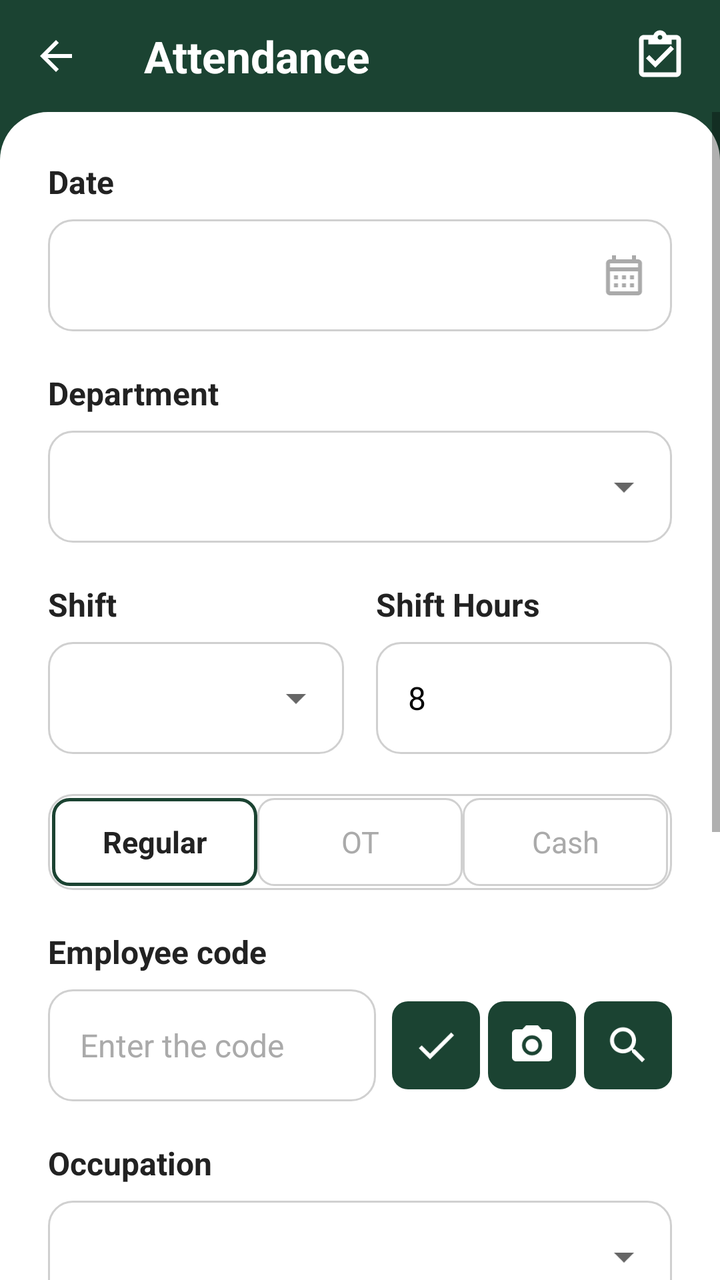
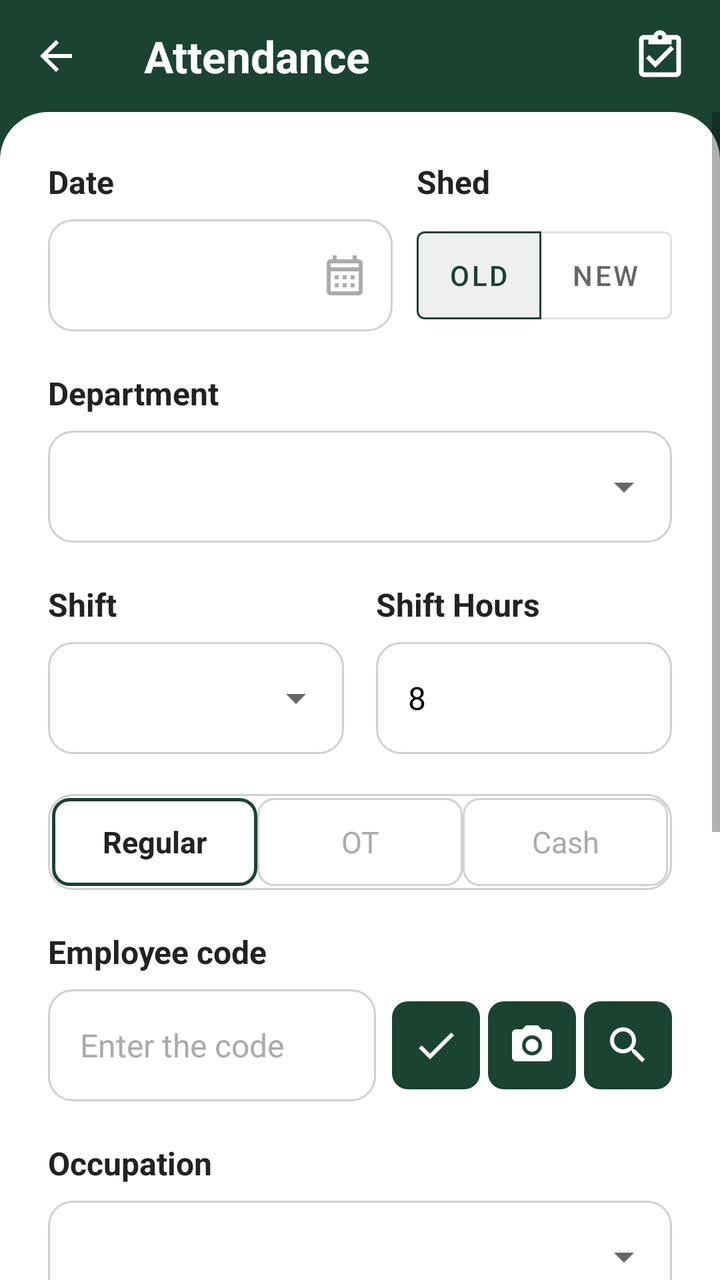

The first picture is an Android layout as it rendered before a commit; the second is the same layout after the commit. The layout source and the unified diff follow.
<!-- AndroidManifest.xml: application theme Theme.MyHrms -->
<!-- res/layout/activity_attendance.xml -->
<?xml version="1.0" encoding="utf-8"?>
<LinearLayout xmlns:android="http://schemas.android.com/apk/res/android"
    xmlns:app="http://schemas.android.com/apk/res-auto"
    android:layout_width="match_parent"
    android:layout_height="match_parent"
    android:orientation="vertical"
    android:background="@color/toolbar_dark_blue">

    
    <androidx.appcompat.widget.Toolbar
        android:id="@+id/toolbar"
        android:layout_width="match_parent"
        android:layout_height="?attr/actionBarSize"
        android:background="@color/toolbar_dark_blue"
        app:navigationIcon="@drawable/ic_arrow_back"
        app:titleTextColor="@color/white">

        <TextView
            android:layout_width="wrap_content"
            android:layout_height="wrap_content"
            android:text="Attendance"
            android:textColor="@color/white"
            android:textSize="22sp"
            android:textStyle="bold" />

        
        <ImageView
            android:layout_width="28dp"
            android:layout_height="28dp"
            android:layout_gravity="end"
            android:layout_marginEnd="16dp"
            android:src="@drawable/ic_attendance"
            android:contentDescription="Attendance Icon" />

    </androidx.appcompat.widget.Toolbar>

    
    <ScrollView
        android:layout_width="match_parent"
        android:layout_height="0dp"
        android:layout_weight="1"
        android:fillViewport="true"
        android:background="@drawable/bg_card_top_rounded">

        <LinearLayout
            android:layout_width="match_parent"
            android:layout_height="wrap_content"
            android:orientation="vertical"
            android:padding="24dp">

            
            <TextView
                android:layout_width="wrap_content"
                android:layout_height="wrap_content"
                android:text="Date"
                android:textColor="@color/label_text"
                android:textSize="16sp"
                android:textStyle="bold" />

            
            <FrameLayout
                android:layout_width="match_parent"
                android:layout_height="56dp"
                android:layout_marginTop="8dp"
                android:background="@drawable/bg_input_rounded">

                <TextView
                    android:id="@+id/tvDate"
                    android:layout_width="match_parent"
                    android:layout_height="match_parent"
                    android:gravity="center_vertical"
                    android:paddingStart="16dp"
                    android:paddingEnd="48dp"
                    android:textSize="16sp"
                    android:textColor="@color/black" />

                <ImageView
                    android:layout_width="24dp"
                    android:layout_height="24dp"
                    android:layout_gravity="center_vertical|end"
                    android:layout_marginEnd="12dp"
                    android:src="@drawable/ic_calendar"
                    app:tint="@color/hint_text"
                    android:contentDescription="Pick date" />
            </FrameLayout>

            
            <TextView
                android:layout_width="wrap_content"
                android:layout_height="wrap_content"
                android:text="Department"
                android:textColor="@color/label_text"
                android:textSize="16sp"
                android:textStyle="bold"
                android:layout_marginTop="20dp" />

            
            <FrameLayout
                android:layout_width="match_parent"
                android:layout_height="56dp"
                android:layout_marginTop="8dp"
                android:background="@drawable/bg_input_rounded">

                <Spinner
                    android:id="@+id/spinnerDepartment"
                    android:layout_width="match_parent"
                    android:layout_height="match_parent"
                    android:paddingStart="12dp"
                    android:paddingEnd="12dp" />
            </FrameLayout>

            
            <LinearLayout
                android:layout_width="match_parent"
                android:layout_height="wrap_content"
                android:orientation="horizontal"
                android:layout_marginTop="20dp">

                
                <LinearLayout
                    android:layout_width="0dp"
                    android:layout_height="wrap_content"
                    android:layout_weight="1"
                    android:orientation="vertical"
                    android:layout_marginEnd="8dp">

                    <TextView
                        android:layout_width="wrap_content"
                        android:layout_height="wrap_content"
                        android:text="Shift"
                        android:textColor="@color/label_text"
                        android:textSize="16sp"
                        android:textStyle="bold" />

                    <FrameLayout
                        android:layout_width="match_parent"
                        android:layout_height="56dp"
                        android:layout_marginTop="8dp"
                        android:background="@drawable/bg_input_rounded">

                        <Spinner
                            android:id="@+id/spinnerShift"
                            android:layout_width="match_parent"
                            android:layout_height="match_parent"
                            android:paddingStart="12dp"
                            android:paddingEnd="12dp" />
                    </FrameLayout>
                </LinearLayout>

                
                <LinearLayout
                    android:layout_width="0dp"
                    android:layout_height="wrap_content"
                    android:layout_weight="1"
                    android:orientation="vertical"
                    android:layout_marginStart="8dp">

                    <TextView
                        android:layout_width="wrap_content"
                        android:layout_height="wrap_content"
                        android:text="Shift Hours"
                        android:textColor="@color/label_text"
                        android:textSize="16sp"
                        android:textStyle="bold" />

                    <EditText
                        android:id="@+id/etShiftHours"
                        android:layout_width="match_parent"
                        android:layout_height="56dp"
                        android:layout_marginTop="8dp"
                        android:background="@drawable/bg_input_rounded"
                        android:hint="8"
                        android:textColorHint="@color/hint_text"
                        android:textColor="@color/black"
                        android:inputType="number"
                        android:paddingStart="16dp"
                        android:paddingEnd="16dp"
                        android:textSize="16sp"
                        android:text="8" />
                </LinearLayout>
            </LinearLayout>

            
            <LinearLayout
                android:layout_width="match_parent"
                android:layout_height="48dp"
                android:layout_marginTop="20dp"
                android:orientation="horizontal"
                android:background="@drawable/bg_input_rounded"
                android:padding="2dp">

                <TextView
                    android:id="@+id/tabRegular"
                    android:layout_width="0dp"
                    android:layout_height="match_parent"
                    android:layout_weight="1"
                    android:gravity="center"
                    android:text="Regular"
                    android:textSize="15sp"
                    android:textStyle="bold"
                    android:textColor="@color/label_text"
                    android:background="@drawable/bg_tab_selected" />

                <TextView
                    android:id="@+id/tabOT"
                    android:layout_width="0dp"
                    android:layout_height="match_parent"
                    android:layout_weight="1"
                    android:gravity="center"
                    android:text="OT"
                    android:textSize="15sp"
                    android:textColor="@color/hint_text"
                    android:background="@drawable/bg_tab_unselected" />

                <TextView
                    android:id="@+id/tabCash"
                    android:layout_width="0dp"
                    android:layout_height="match_parent"
                    android:layout_weight="1"
                    android:gravity="center"
                    android:text="Cash"
                    android:textSize="15sp"
                    android:textColor="@color/hint_text"
                    android:background="@drawable/bg_tab_unselected" />
            </LinearLayout>

            
            <TextView
                android:layout_width="wrap_content"
                android:layout_height="wrap_content"
                android:text="Employee code"
                android:textColor="@color/label_text"
                android:textSize="16sp"
                android:textStyle="bold"
                android:layout_marginTop="20dp" />

            
            <LinearLayout
                android:layout_width="match_parent"
                android:layout_height="wrap_content"
                android:layout_marginTop="8dp"
                android:orientation="horizontal"
                android:gravity="center_vertical">

                <EditText
                    android:id="@+id/etEmployeeCode"
                    android:layout_width="0dp"
                    android:layout_height="56dp"
                    android:layout_weight="1"
                    android:background="@drawable/bg_input_rounded"
                    android:hint="Enter the code"
                    android:textColorHint="@color/hint_text"
                    android:textColor="@color/black"
                    android:inputType="text"
                    android:paddingStart="16dp"
                    android:paddingEnd="16dp"
                    android:textSize="16sp"
                    android:layout_marginEnd="8dp" />

                
                <ImageButton
                    android:id="@+id/btnCheck"
                    android:layout_width="44dp"
                    android:layout_height="44dp"
                    android:background="@drawable/bg_icon_button"
                    android:src="@drawable/ic_check"
                    android:scaleType="centerInside"
                    android:contentDescription="Verify"
                    android:padding="8dp" />

                
                <ImageButton
                    android:id="@+id/btnCamera"
                    android:layout_width="44dp"
                    android:layout_height="44dp"
                    android:layout_marginStart="4dp"
                    android:background="@drawable/bg_icon_button"
                    android:src="@drawable/ic_camera"
                    android:scaleType="centerInside"
                    android:contentDescription="Camera"
                    android:padding="8dp" />

                
                <ImageButton
                    android:id="@+id/btnSearch"
                    android:layout_width="44dp"
                    android:layout_height="44dp"
                    android:layout_marginStart="4dp"
                    android:background="@drawable/bg_icon_button"
                    android:src="@drawable/ic_search"
                    android:scaleType="centerInside"
                    android:contentDescription="Search"
                    android:padding="8dp" />
            </LinearLayout>

            
            <androidx.cardview.widget.CardView
                android:id="@+id/cardEmployeeInfo"
                android:layout_width="match_parent"
                android:layout_height="wrap_content"
                android:layout_marginTop="12dp"
                android:visibility="gone"
                app:cardCornerRadius="12dp"
                app:cardElevation="4dp"
                app:cardBackgroundColor="#F0F8FF">

                <LinearLayout
                    android:layout_width="match_parent"
                    android:layout_height="wrap_content"
                    android:orientation="horizontal"
                    android:padding="12dp"
                    android:gravity="center_vertical">

                    
                    <androidx.cardview.widget.CardView
                        android:layout_width="64dp"
                        android:layout_height="64dp"
                        app:cardCornerRadius="32dp"
                        app:cardElevation="2dp">

                        <ImageView
                            android:id="@+id/ivEmployeePhoto"
                            android:layout_width="64dp"
                            android:layout_height="64dp"
                            android:scaleType="centerCrop"
                            android:src="@drawable/ic_person"
                            android:contentDescription="Employee Photo" />
                    </androidx.cardview.widget.CardView>

                    
                    <TextView
                        android:id="@+id/tvEmployeeName"
                        android:layout_width="0dp"
                        android:layout_height="wrap_content"
                        android:layout_weight="1"
                        android:layout_marginStart="12dp"
                        android:textColor="@color/toolbar_dark_blue"
                        android:textSize="16sp"
                        android:textStyle="bold" />

                </LinearLayout>
            </androidx.cardview.widget.CardView>

            
            <TextView
                android:layout_width="wrap_content"
                android:layout_height="wrap_content"
                android:text="Occupation"
                android:textColor="@color/label_text"
                android:textSize="16sp"
                android:textStyle="bold"
                android:layout_marginTop="20dp" />

            
            <FrameLayout
                android:layout_width="match_parent"
                android:layout_height="56dp"
                android:layout_marginTop="8dp"
                android:background="@drawable/bg_input_rounded">

                <Spinner
                    android:id="@+id/spinnerOccupation"
                    android:layout_width="match_parent"
                    android:layout_height="match_parent"
                    android:paddingStart="12dp"
                    android:paddingEnd="12dp" />
            </FrameLayout>

            
            <LinearLayout
                android:layout_width="match_parent"
                android:layout_height="wrap_content"
                android:orientation="horizontal"
                android:layout_marginTop="20dp">

                
                <LinearLayout
                    android:layout_width="0dp"
                    android:layout_height="wrap_content"
                    android:layout_weight="1"
                    android:orientation="vertical"
                    android:layout_marginEnd="8dp">

                    <TextView
                        android:layout_width="wrap_content"
                        android:layout_height="wrap_content"
                        android:text="Idle Hours"
                        android:textColor="@color/label_text"
                        android:textSize="16sp"
                        android:textStyle="bold" />

                    <EditText
                        android:id="@+id/etIdleHours"
                        android:layout_width="match_parent"
                        android:layout_height="56dp"
                        android:layout_marginTop="8dp"
                        android:background="@drawable/bg_input_rounded"
                        android:textColor="@color/black"
                        android:inputType="number"
                        android:paddingStart="16dp"
                        android:paddingEnd="16dp"
                        android:textSize="16sp"
                        android:text="0" />
                </LinearLayout>

                
                <LinearLayout
                    android:layout_width="0dp"
                    android:layout_height="wrap_content"
                    android:layout_weight="1"
                    android:orientation="vertical"
                    android:layout_marginStart="8dp">

                    <TextView
                        android:layout_width="wrap_content"
                        android:layout_height="wrap_content"
                        android:text="Working Hours"
                        android:textColor="@color/label_text"
                        android:textSize="16sp"
                        android:textStyle="bold" />

                    <EditText
                        android:id="@+id/etWorkingHours"
                        android:layout_width="match_parent"
                        android:layout_height="56dp"
                        android:layout_marginTop="8dp"
                        android:background="@drawable/bg_input_rounded"
                        android:textColor="@color/black"
                        android:inputType="number"
                        android:paddingStart="16dp"
                        android:paddingEnd="16dp"
                        android:textSize="16sp"
                        android:text="8" />
                </LinearLayout>
            </LinearLayout>

            
            <TextView
                android:layout_width="wrap_content"
                android:layout_height="wrap_content"
                android:text="Machine Numbers"
                android:textColor="@color/label_text"
                android:textSize="16sp"
                android:textStyle="bold"
                android:layout_marginTop="20dp" />

            <LinearLayout
                android:id="@+id/layoutMachineNumbers"
                android:layout_width="match_parent"
                android:layout_height="wrap_content"
                android:layout_marginTop="8dp"
                android:orientation="vertical"
                android:background="@drawable/bg_input_rounded"
                android:padding="12dp"
                android:minHeight="56dp"
                android:clickable="true"
                android:focusable="true">

                <TextView
                    android:id="@+id/tvSelectedMachines"
                    android:layout_width="match_parent"
                    android:layout_height="wrap_content"
                    android:text="Tap to select machines"
                    android:textColor="@color/hint_text"
                    android:textSize="16sp" />

                <TextView
                    android:id="@+id/tvMachineCount"
                    android:layout_width="wrap_content"
                    android:layout_height="wrap_content"
                    android:text="0 machines selected"
                    android:textColor="@color/toolbar_dark_blue"
                    android:textSize="12sp"
                    android:layout_marginTop="4dp"
                    android:visibility="gone" />
            </LinearLayout>

            
            <Button
                android:id="@+id/btnSubmit"
                android:layout_width="match_parent"
                android:layout_height="56dp"
                android:layout_marginTop="32dp"
                android:layout_marginBottom="24dp"
                android:background="@drawable/bg_button_green"
                android:text="Submit"
                android:textColor="@android:color/white"
                android:textSize="18sp"
                android:textStyle="bold"
                android:textAllCaps="false" />

            
            <ProgressBar
                android:id="@+id/progressBar"
                android:layout_width="wrap_content"
                android:layout_height="wrap_content"
                android:layout_gravity="center"
                android:visibility="gone" />

        </LinearLayout>
    </ScrollView>

</LinearLayout>
<!-- resources referenced by this layout -->
<resources>
  <color name="black">#FF000000</color>
  <color name="hint_text">#AAAAAA</color>
  <color name="label_text">#222222</color>
  <color name="toolbar_dark_blue">#1B4332</color>
  <color name="white">#FFFFFFFF</color>
  <!-- drawable bg_button_green (drawable) -->
  <?xml version="1.0" encoding="utf-8"?>
  <shape xmlns:android="http://schemas.android.com/apk/res/android"
      android:shape="rectangle">
      <solid android:color="@color/login_btn_green" />
      <corners android:radius="12dp" />
  </shape>
  <!-- drawable bg_card_top_rounded (drawable) -->
  <?xml version="1.0" encoding="utf-8"?>
  <shape xmlns:android="http://schemas.android.com/apk/res/android"
      android:shape="rectangle">
      <solid android:color="@color/white" />
      <corners
          android:topLeftRadius="24dp"
          android:topRightRadius="24dp"
          android:bottomLeftRadius="0dp"
          android:bottomRightRadius="0dp" />
  </shape>
  <!-- drawable bg_icon_button (drawable) -->
  <?xml version="1.0" encoding="utf-8"?>
  <shape xmlns:android="http://schemas.android.com/apk/res/android"
      android:shape="rectangle">
      <solid android:color="@color/toolbar_dark_blue" />
      <corners android:radius="8dp" />
  </shape>
  <!-- drawable bg_input_rounded (drawable) -->
  <?xml version="1.0" encoding="utf-8"?>
  <shape xmlns:android="http://schemas.android.com/apk/res/android"
      android:shape="rectangle">
      <solid android:color="@color/white" />
      <corners android:radius="12dp" />
      <stroke
          android:width="1dp"
          android:color="@color/input_border" />
  </shape>
  <!-- drawable bg_tab_selected (drawable) -->
  <?xml version="1.0" encoding="utf-8"?>
  <shape xmlns:android="http://schemas.android.com/apk/res/android"
      android:shape="rectangle">
      <solid android:color="@color/white" />
      <stroke android:width="1.5dp" android:color="@color/toolbar_dark_blue" />
      <corners android:radius="8dp" />
  </shape>
  <!-- drawable bg_tab_unselected (drawable) -->
  <?xml version="1.0" encoding="utf-8"?>
  <shape xmlns:android="http://schemas.android.com/apk/res/android"
      android:shape="rectangle">
      <solid android:color="@color/white" />
      <stroke android:width="1dp" android:color="@color/input_border" />
      <corners android:radius="8dp" />
  </shape>
  <!-- drawable ic_arrow_back (drawable) -->
  <?xml version="1.0" encoding="utf-8"?>
  <vector xmlns:android="http://schemas.android.com/apk/res/android"
      android:width="24dp"
      android:height="24dp"
      android:viewportWidth="24"
      android:viewportHeight="24"
      android:tint="@color/white">
      <path
          android:fillColor="@android:color/white"
          android:pathData="M20,11H7.83l5.59,-5.59L12,4l-8,8 8,8 1.41,-1.41L7.83,13H20v-2z" />
  </vector>
  <!-- drawable ic_check (drawable) -->
  <?xml version="1.0" encoding="utf-8"?>
  <vector xmlns:android="http://schemas.android.com/apk/res/android"
      android:width="24dp"
      android:height="24dp"
      android:viewportWidth="24"
      android:viewportHeight="24">
      <path
          android:fillColor="#FFFFFF"
          android:pathData="M9,16.17L4.83,12l-1.42,1.41L9,19 21,7l-1.41,-1.41L9,16.17z" />
  </vector>
  <!-- drawable ic_person (drawable) -->
  <vector xmlns:android="http://schemas.android.com/apk/res/android"
      android:width="24dp"
      android:height="24dp"
      android:viewportWidth="24"
      android:viewportHeight="24"
      android:tint="#9E9E9E">
      <path
          android:fillColor="@android:color/white"
          android:pathData="M12,12c2.21,0 4,-1.79 4,-4s-1.79,-4 -4,-4 -4,1.79 -4,4 1.79,4 4,4zM12,14c-2.67,0 -8,1.34 -8,4v2h16v-2c0,-2.66 -5.33,-4 -8,-4z"/>
  </vector>
  <color name="login_btn_green">#C2D500</color>
  <color name="input_border">#D0D0D0</color>
  <color name="teal_200">#FF03DAC5</color>
  <color name="teal_700">#FF018786</color>
  <!-- unchanged entries left out for length: 5 -->
</resources>

<!-- the commit's change to res/layout/activity_attendance.xml (unified diff, before → after) -->
@@ -49,40 +49,96 @@
             android:padding="24dp">
 
             
-            <TextView
-                android:layout_width="wrap_content"
-                android:layout_height="wrap_content"
-                android:text="Date"
-                android:textColor="@color/label_text"
-                android:textSize="16sp"
-                android:textStyle="bold" />
-
-            
-            <FrameLayout
-                android:layout_width="match_parent"
-                android:layout_height="56dp"
-                android:layout_marginTop="8dp"
-                android:background="@drawable/bg_input_rounded">
-
-                <TextView
-                    android:id="@+id/tvDate"
-                    android:layout_width="match_parent"
-                    android:layout_height="match_parent"
-                    android:gravity="center_vertical"
-                    android:paddingStart="16dp"
-                    android:paddingEnd="48dp"
-                    android:textSize="16sp"
-                    android:textColor="@color/black" />
-
-                <ImageView
-                    android:layout_width="24dp"
-                    android:layout_height="24dp"
-                    android:layout_gravity="center_vertical|end"
-                    android:layout_marginEnd="12dp"
-                    android:src="@drawable/ic_calendar"
-                    app:tint="@color/hint_text"
-                    android:contentDescription="Pick date" />
-            </FrameLayout>
+            <LinearLayout
+                android:layout_width="match_parent"
+                android:layout_height="wrap_content"
+                android:orientation="horizontal">
+
+                <LinearLayout
+                    android:layout_width="0dp"
+                    android:layout_height="wrap_content"
+                    android:layout_weight="1"
+                    android:orientation="vertical">
+
+                    
+                    <TextView
+                        android:layout_width="wrap_content"
+                        android:layout_height="wrap_content"
+                        android:text="Date"
+                        android:textColor="@color/label_text"
+                        android:textSize="16sp"
+                        android:textStyle="bold" />
+
+                    
+                    <FrameLayout
+                        android:layout_width="match_parent"
+                        android:layout_height="56dp"
+                        android:layout_marginTop="8dp"
+                        android:background="@drawable/bg_input_rounded">
+
+                        <TextView
+                            android:id="@+id/tvDate"
+                            android:layout_width="match_parent"
+                            android:layout_height="match_parent"
+                            android:gravity="center_vertical"
+                            android:paddingStart="16dp"
+                            android:paddingEnd="48dp"
+                            android:textSize="16sp"
+                            android:textColor="@color/black" />
+
+                        <ImageView
+                            android:layout_width="24dp"
+                            android:layout_height="24dp"
+                            android:layout_gravity="center_vertical|end"
+                            android:layout_marginEnd="12dp"
+                            android:src="@drawable/ic_calendar"
+                            app:tint="@color/hint_text"
+                            android:contentDescription="Pick date" />
+                    </FrameLayout>
+                </LinearLayout>
+
+                <LinearLayout
+                    android:layout_width="wrap_content"
+                    android:layout_height="wrap_content"
+                    android:layout_marginStart="12dp"
+                    android:orientation="vertical">
+
+                    
+                    <TextView
+                        android:layout_width="wrap_content"
+                        android:layout_height="wrap_content"
+                        android:text="Shed"
+                        android:textColor="@color/label_text"
+                        android:textSize="16sp"
+                        android:textStyle="bold" />
+
+                    <com.google.android.material.button.MaterialButtonToggleGroup
+                        android:id="@+id/toggleShed"
+                        android:layout_width="wrap_content"
+                        android:layout_height="56dp"
+                        android:layout_marginTop="8dp"
+                        app:singleSelection="true"
+                        app:selectionRequired="true"
+                        app:checkedButton="@+id/btnShedOld">
+
+                        <com.google.android.material.button.MaterialButton
+                            android:id="@+id/btnShedOld"
+                            style="?attr/materialButtonOutlinedStyle"
+                            android:layout_width="wrap_content"
+                            android:layout_height="match_parent"
+                            android:minWidth="0dp"
+                            android:text="Old" />
+
+                        <com.google.android.material.button.MaterialButton
+                            android:id="@+id/btnShedNew"
+                            style="?attr/materialButtonOutlinedStyle"
+                            android:layout_width="wrap_content"
+                            android:layout_height="match_parent"
+                            android:minWidth="0dp"
+                            android:text="New" />
+                    </com.google.android.material.button.MaterialButtonToggleGroup>
+                </LinearLayout>
+            </LinearLayout>
 
             
             <TextView
